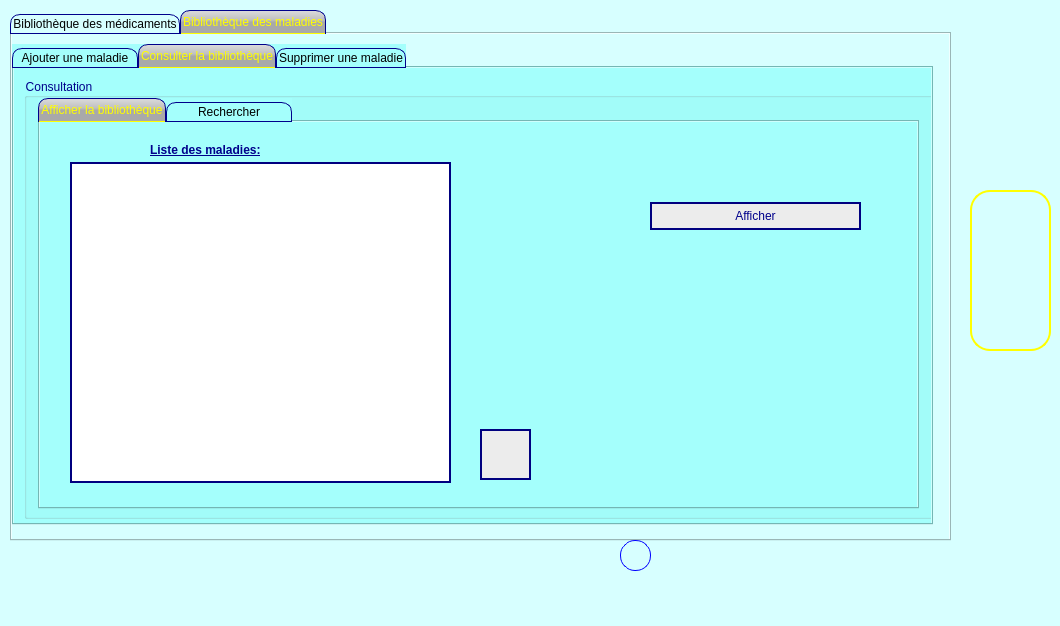
Above: mainwindow.ui from YahyaBenSalah/E-Health_2A9 before the change. Below: the same form after it.
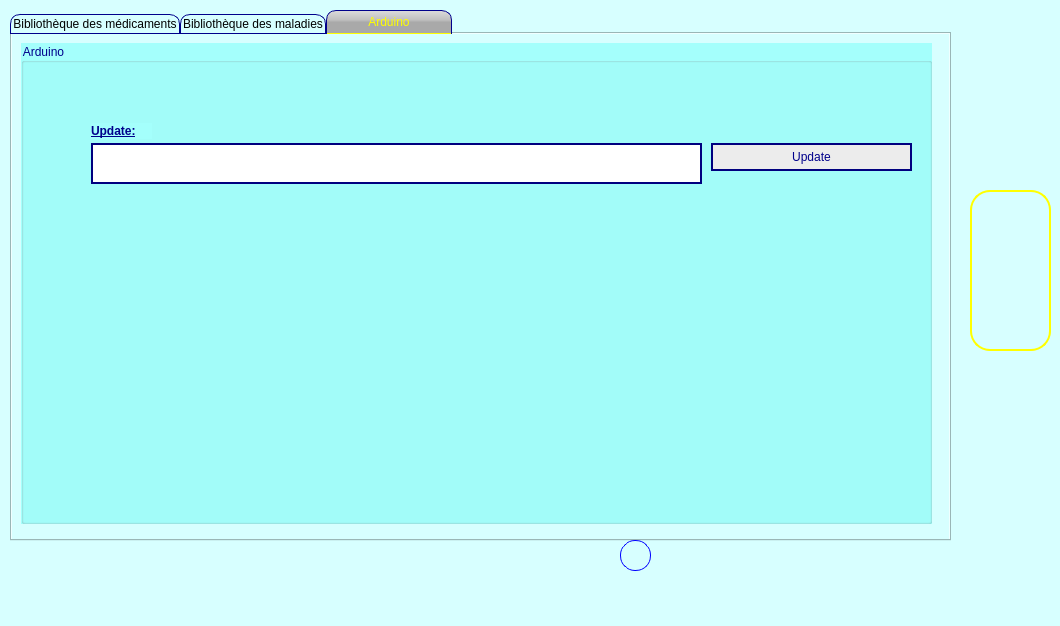
That is the form after the change. The open tabs and pages were chosen to show the change. Icons and pictures are not drawn.

```diff
--- a/mainwindow.ui
+++ b/mainwindow.ui
@@ -60,7 +60,7 @@
 </string>
     </property>
     <property name="currentIndex">
-     <number>1</number>
+     <number>2</number>
     </property>
     <widget class="QWidget" name="tab">
      <attribute name="title">
@@ -1211,6 +1211,87 @@
       </widget>
      </widget>
     </widget>
+    <widget class="QWidget" name="tab_13">
+     <attribute name="title">
+      <string>Arduino</string>
+     </attribute>
+     <widget class="QGroupBox" name="groupBox_7">
+      <property name="geometry">
+       <rect>
+        <x>9</x>
+        <y>9</y>
+        <width>911</width>
+        <height>481</height>
+       </rect>
+      </property>
+      <property name="styleSheet">
+       <string notr="true">background-color:rgb(164, 255, 252);
+</string>
+      </property>
+      <property name="title">
+       <string>Arduino</string>
+      </property>
+      <widget class="QLabel" name="label_12">
+       <property name="geometry">
+        <rect>
+         <x>70</x>
+         <y>80</y>
+         <width>61</width>
+         <height>16</height>
+        </rect>
+       </property>
+       <property name="font">
+        <font>
+         <pointsize>9</pointsize>
+         <weight>75</weight>
+         <bold>true</bold>
+         <underline>true</underline>
+        </font>
+       </property>
+       <property name="styleSheet">
+        <string notr="true">color : darkblue;</string>
+       </property>
+       <property name="text">
+        <string>Update:</string>
+       </property>
+      </widget>
+      <widget class="QPushButton" name="pushButton_4">
+       <property name="geometry">
+        <rect>
+         <x>690</x>
+         <y>100</y>
+         <width>201</width>
+         <height>28</height>
+        </rect>
+       </property>
+       <property name="styleSheet">
+        <string notr="true">border-color : rgb(0, 0, 127);
+border-style : solid;
+border-width : 2px;
+background-color:rgb(236, 236, 236)</string>
+       </property>
+       <property name="text">
+        <string>Update</string>
+       </property>
+      </widget>
+      <widget class="QLineEdit" name="lineEdit_2">
+       <property name="geometry">
+        <rect>
+         <x>70</x>
+         <y>100</y>
+         <width>611</width>
+         <height>41</height>
+        </rect>
+       </property>
+       <property name="styleSheet">
+        <string notr="true">border-color : rgb(0, 0, 127);
+border-style : solid;
+border-width : 2px;
+background-color:none</string>
+       </property>
+      </widget>
+     </widget>
+    </widget>
    </widget>
    <widget class="QLineEdit" name="lineEdit">
     <property name="geometry">
```
Left out of the diff: 2 changed lines with no effect on the pictures.
